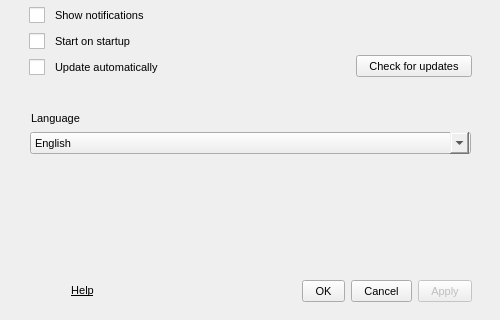
Old version of the form src/MEGASync/gui/win/SettingsDialog.ui in the repository meganz/MEGAsync; both pictures show x 0 to 500 and y 280 to 600 of the 500 by 600 pixel window.
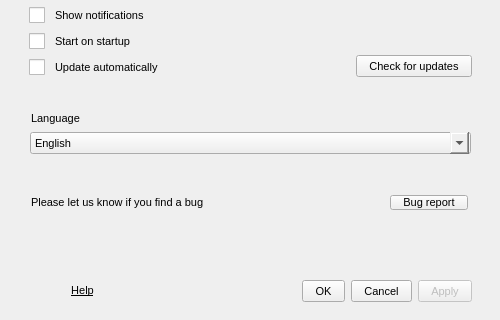
New version of the form. The open tabs and pages were chosen to show the change. Icons and pictures are not drawn.

Commit message: update win/linux ui to have support for bug reports

Diff of the .ui file:
```diff
--- a/src/MEGASync/gui/win/SettingsDialog.ui
+++ b/src/MEGASync/gui/win/SettingsDialog.ui
@@ -1724,7 +1724,7 @@
            <number>23</number>
           </property>
           <property name="bottomMargin">
-           <number>0</number>
+           <number>18</number>
           </property>
           <item>
            <widget class="QLabel" name="label_6">
@@ -1790,6 +1790,91 @@
          </layout>
         </widget>
        </item>
+       <item>
+        <widget class="QToolButton" name="toolButton_8">
+         <property name="minimumSize">
+          <size>
+           <width>500</width>
+           <height>2</height>
+          </size>
+         </property>
+         <property name="maximumSize">
+          <size>
+           <width>500</width>
+           <height>2</height>
+          </size>
+         </property>
+         <property name="styleSheet">
+          <string notr="true">background: transparent;
+border: none;</string>
+         </property>
+         <property name="text">
+          <string/>
+         </property>
+         <property name="icon">
+          <iconset>
+           <normalon>:/images/separator line.png</normalon>
+          </iconset>
+         </property>
+         <property name="iconSize">
+          <size>
+           <width>500</width>
+           <height>2</height>
+          </size>
+         </property>
+        </widget>
+       </item>
+       <item>
+        <widget class="QWidget" name="widget_20" native="true">
+         <property name="minimumSize">
+          <size>
+           <width>0</width>
+           <height>57</height>
+          </size>
+         </property>
+         <property name="maximumSize">
+          <size>
+           <width>16777215</width>
+           <height>57</height>
+          </size>
+         </property>
+         <layout class="QHBoxLayout" name="horizontalLayout_29">
+          <property name="leftMargin">
+           <number>21</number>
+          </property>
+          <property name="rightMargin">
+           <number>26</number>
+          </property>
+          <item>
+           <widget class="QLabel" name="label">
+            <property name="text">
+             <string>Please let us know if you find a bug</string>
+            </property>
+           </widget>
+          </item>
+          <item>
+           <spacer name="horizontalSpacer_9">
+            <property name="orientation">
+             <enum>Qt::Horizontal</enum>
+            </property>
+            <property name="sizeHint" stdset="0">
+             <size>
+              <width>143</width>
+              <height>20</height>
+             </size>
+            </property>
+           </spacer>
+          </item>
+          <item>
+           <widget class="QPushButton" name="bSendBug">
+            <property name="text">
+             <string>Bug report</string>
+            </property>
+           </widget>
+          </item>
+         </layout>
+        </widget>
+       </item>
        <item>
         <spacer name="verticalSpacer_3">
          <property name="orientation">
```
The commit also changes 3 other files.
